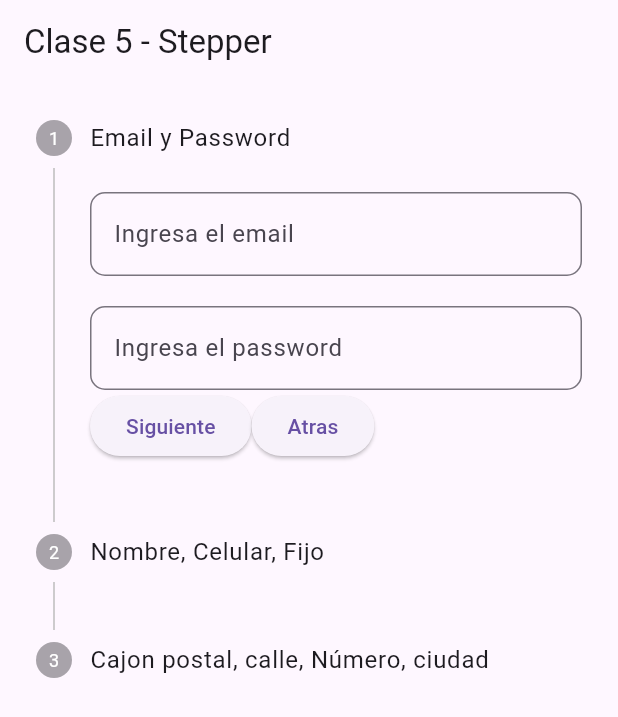
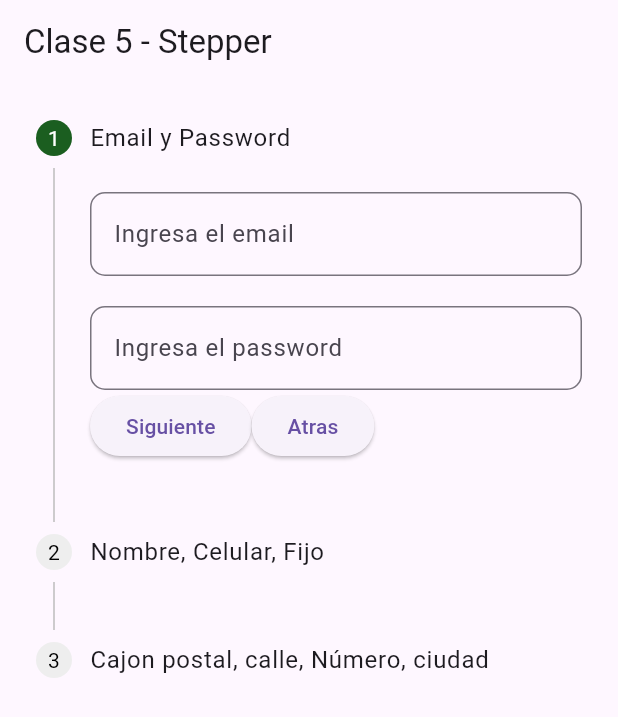
Before and after one commit to joseluisdaza/MFS_2_MobileAvanzado, a Flutter app: the screen it shows after launch, on a phone screen of 412 x 824 dp. Shown: the top 717 px of the screen. Run offline on Flutter 3.47's test engine with Material 3 defaults, Android fonts, the phone set to English and light mode, and no system bars; missing offline and left inert: dart:ffi.

Commit message:
Clase 5 Stepper customizaciones de casa paso

```diff
--- a/DEMO/demo/lib/clase5/home.dart
+++ b/DEMO/demo/lib/clase5/home.dart
@@ -1,4 +1,5 @@
 import 'package:demo/clase3/codigo_exahaustivo.dart';
+import 'package:flutter/gestures.dart';
 import 'package:flutter/material.dart';
 
 class Home extends StatefulWidget {
@@ -39,6 +40,17 @@ class _HomeState extends State<Home> {
     });
   }
 
+  // Configura el estilo de cada paso
+  _configStep(s) {
+    return StepStyle(
+      //Cambiar el color del circulo del step actual
+      indexStyle: TextStyle(
+        color: (_currentStep == s ? Colors.white : Colors.black),
+      ),
+      color: (_currentStep == s ? Colors.green.shade900 : Colors.grey.shade200),
+    );
+  }
+
   @override
   Widget build(BuildContext context) {
     return Scaffold(
@@ -70,6 +82,7 @@ class _HomeState extends State<Home> {
                 //Step 1
                 Step(
                   title: Text('Email y Password'),
+                  stepStyle: _configStep(0),
                   content: Container(
                     alignment: Alignment.centerLeft,
                     child: Column(
@@ -107,6 +120,7 @@ class _HomeState extends State<Home> {
                 //Step 2
                 Step(
                   title: Text('Nombre, Celular, Fijo'),
+                  stepStyle: _configStep(2),
                   content: Column(
                     children: [
                       TextFormField(
@@ -154,6 +168,7 @@ class _HomeState extends State<Home> {
                 //Step 3
                 Step(
                   title: Text('Cajon postal, calle, Número, ciudad'),
+                  stepStyle: _configStep(3),
                   content: Column(
                     children: [
                       TextFormField(
```
